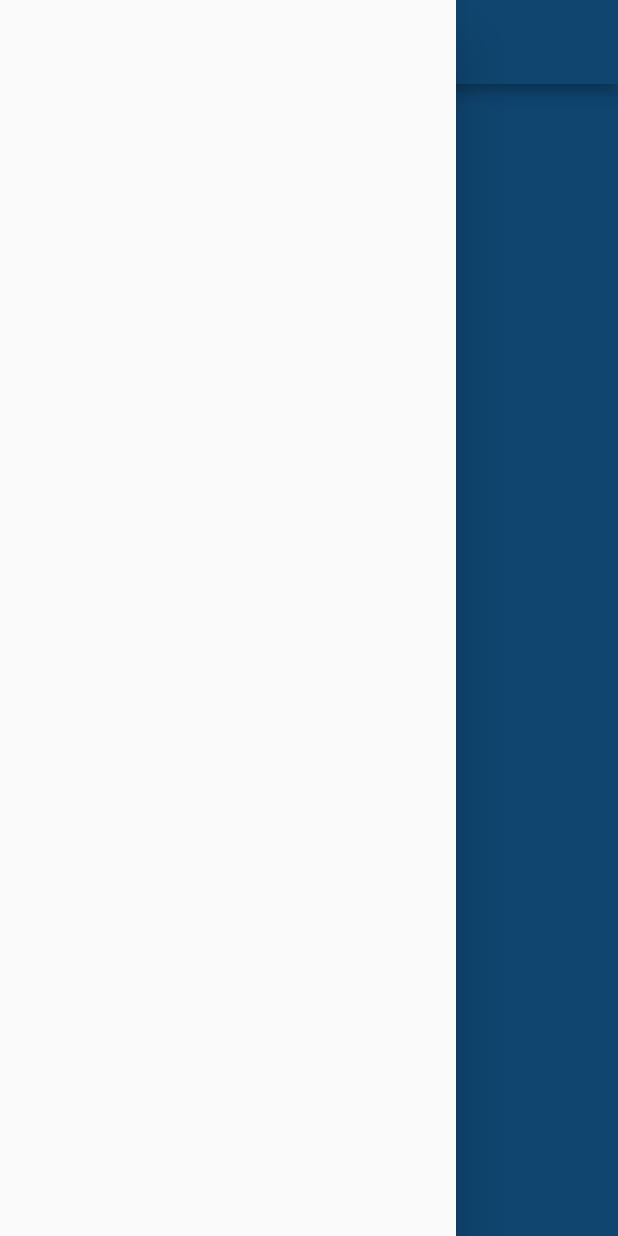
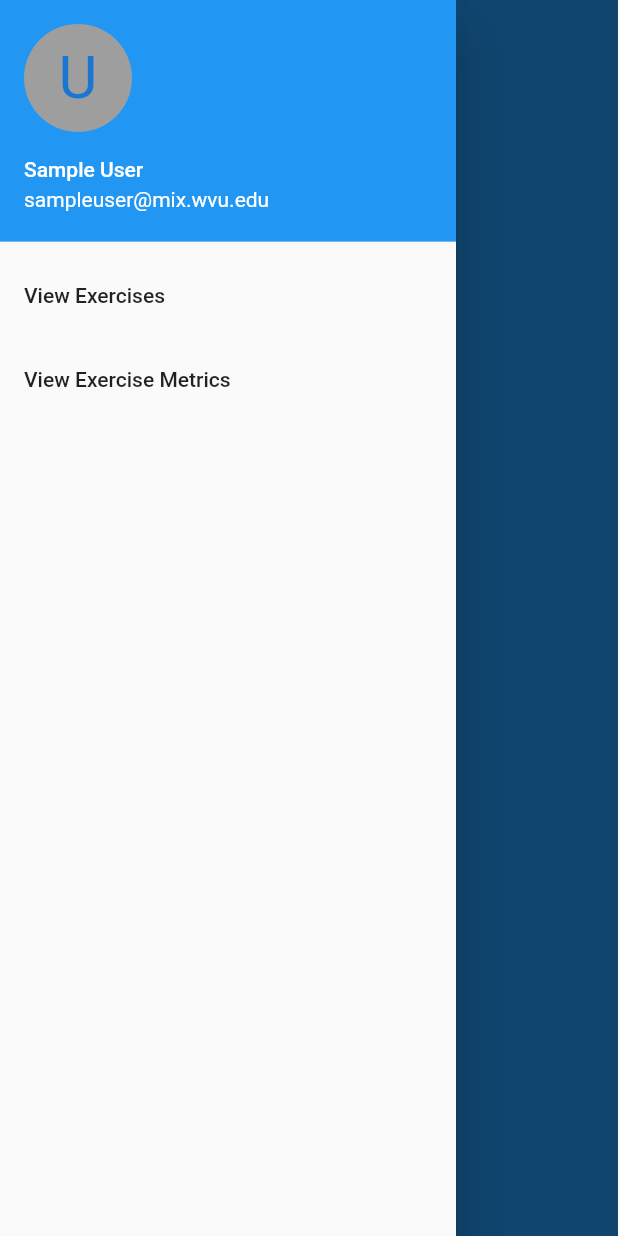
Before and after one commit to jamccauley/exoskeleton_app, a Flutter app: the screen it shows after launch, with the side drawer open, on a phone screen of 412 x 824 dp. Run offline on Flutter 3.47's test engine with Material 2 defaults, Android fonts, the phone set to English and light mode, and no system bars.

```diff
--- a/lib/main.dart
+++ b/lib/main.dart
@@ -16,10 +16,33 @@ class HomeState extends State<Homepage> {
   Widget build(BuildContext context) {
     return Scaffold(
       appBar: AppBar(
+        elevation: 0,
 
       ),
       drawer: Drawer(
-
+        child: ListView(
+          children: <Widget>[
+            UserAccountsDrawerHeader(
+              accountName: Text("Sample User"),
+              accountEmail: Text("sampleuser@mix.wvu.edu"),
+              currentAccountPicture: CircleAvatar(
+                backgroundColor: Colors.grey,
+                child: Text(
+                  "U",
+                  style: TextStyle(fontSize: 40),
+                ),
+              ),
+            ),
+            ListTile(
+              title: Text("View Exercises"),
+              onTap: () {},
+            ),
+            ListTile(
+              title: Text("View Exercise Metrics"),
+              onTap: () {},
+           )
+          ],
+        ),
       ),
       backgroundColor: Colors.blue,
       body: SingleChildScrollView( //define the scrollview, may need to switch to a list view at some point to enable reloading of new exercises
```
